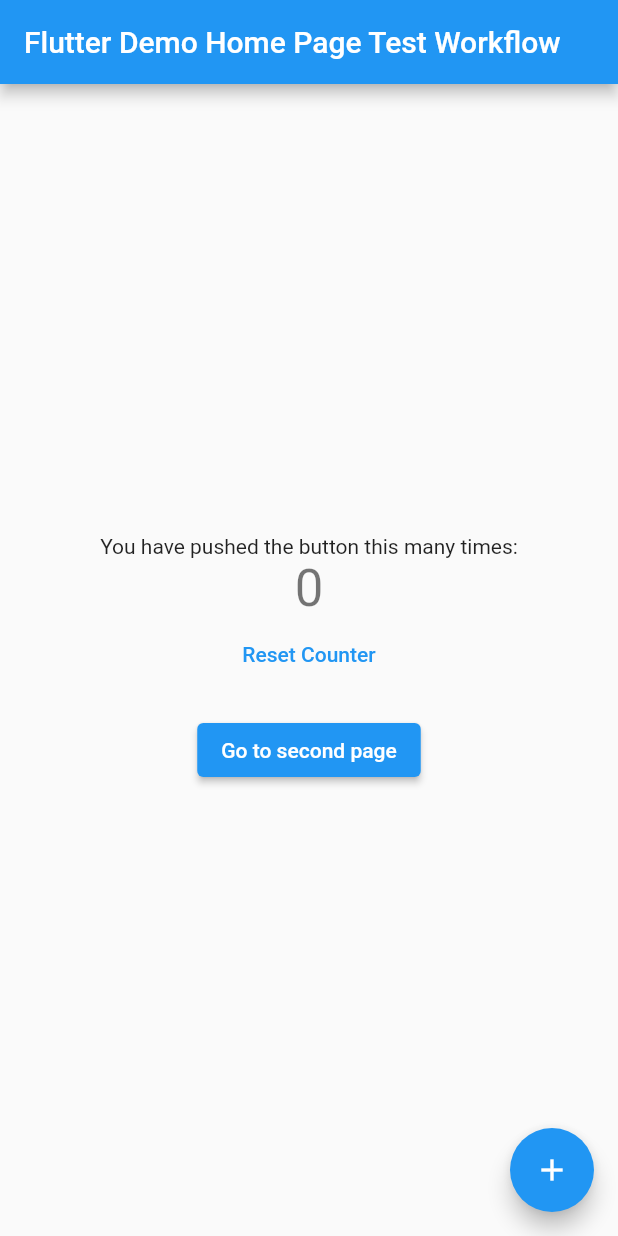
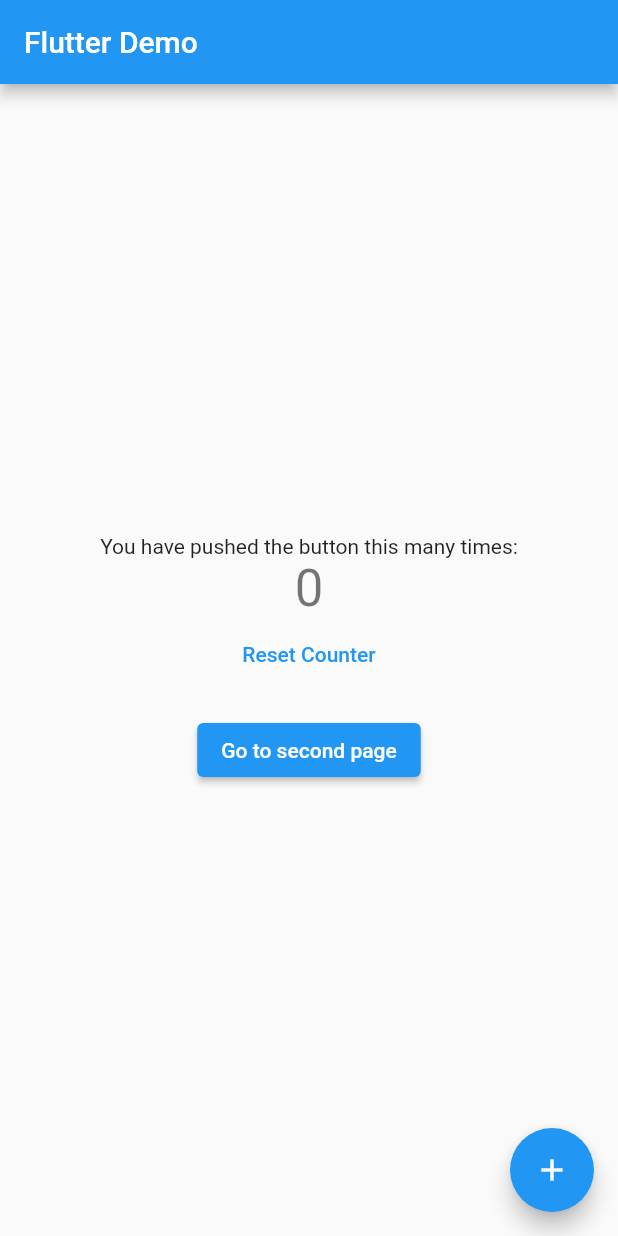
Before and after one commit to cantellir/flutter_code_coverage_minimum_github_action, a Flutter app: the screen it shows after launch, on a phone screen of 412 x 824 dp. Run offline on Flutter 3.47's test engine with Material 2 defaults, Android fonts, the phone set to English and light mode, and no system bars.

Commit message:
edition to test gitflow

```diff
--- a/app/lib/main.dart
+++ b/app/lib/main.dart
@@ -15,7 +15,7 @@ class MyApp extends StatelessWidget {
       theme: ThemeData(
         primarySwatch: Colors.blue,
       ),
-      home: const MyHomePage(title: 'Flutter Demo Home Page Test Workflow'),
+      home: const MyHomePage(title: 'Flutter Demo'),
     );
   }
 }
```
